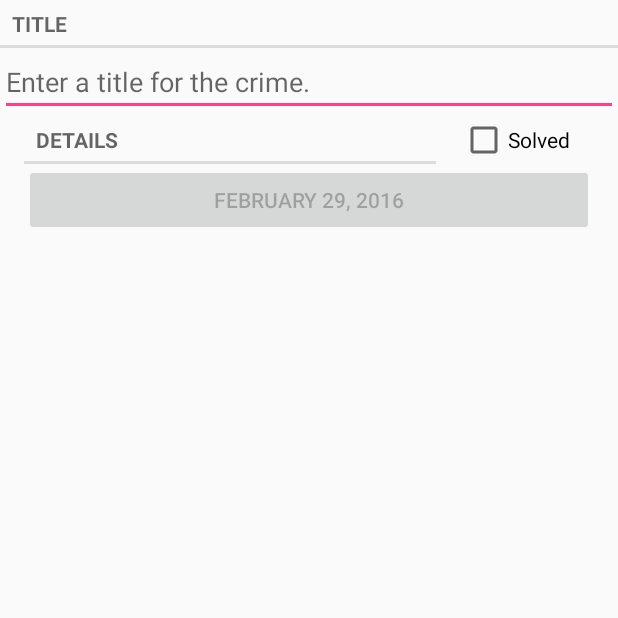
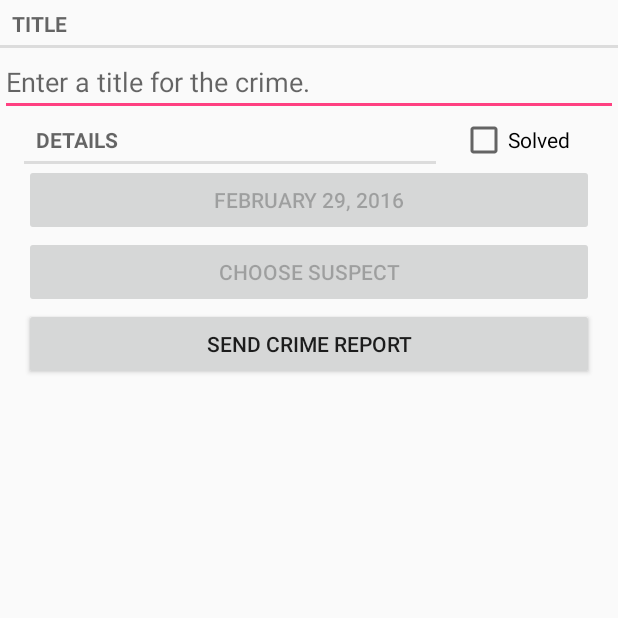
Before and after one commit to rshipp/csci448, an Android app: the CrimeFragment screen opened directly, with no data from a screen before it, on a phone screen of 412 x 824 dp, the top half of it. Run offline under Robolectric (Android 15) with nearby library versions, the phone set to English and light mode, and no system bars.

Commit message:
Add Suspect/Send buttons
Chapter 15

```diff
--- a/app/src/main/AndroidManifest.xml
+++ b/app/src/main/AndroidManifest.xml
@@ -25,4 +25,6 @@
         </activity>
     </application>
 
+    <uses-permission android:name="android.permission.READ_CONTACTS" />
+
 </manifest>
--- a/app/src/main/java/com/rshipp/criminalintent/Crime.java
+++ b/app/src/main/java/com/rshipp/criminalintent/Crime.java
@@ -11,6 +11,7 @@
     private String mTitle;
     private Date mDate;
     private boolean mSolved;
+    private String mSuspect;
 
     public Crime() {
         // Generate unique identifier
@@ -43,4 +44,12 @@
     public void setSolved(boolean solved) {
         mSolved = solved;
     }
+
+    public String getSuspect() {
+        return mSuspect;
+    }
+
+    public void setSuspect(String suspect) {
+        mSuspect = suspect;
+    }
 }
--- a/app/src/main/java/com/rshipp/criminalintent/CrimeFragment.java
+++ b/app/src/main/java/com/rshipp/criminalintent/CrimeFragment.java
@@ -1,8 +1,14 @@
 package com.rshipp.criminalintent;
 
 
+import android.app.Activity;
 import android.content.Context;
+import android.content.Intent;
+import android.content.pm.PackageManager;
+import android.database.Cursor;
+import android.net.Uri;
 import android.os.Bundle;
+import android.provider.ContactsContract;
 import android.support.v4.app.Fragment;
 import android.text.Editable;
 import android.text.TextWatcher;
@@ -16,6 +22,7 @@
 import android.widget.CompoundButton;
 import android.widget.EditText;
 
+import java.util.Date;
 import java.util.UUID;
 
 /**
@@ -23,11 +30,15 @@
  */
 public class CrimeFragment extends Fragment {
     private static final String ARG_CRIME_ID = "crime_id";
+    private static final int REQUEST_DATE = 0;
+    private static final int REQUEST_CONTACT = 1;
 
     private Crime mCrime;
     private EditText mTitleField;
     private Button mDateButton;
     private CheckBox mSolvedCheckBox;
+    private Button mReportButton;
+    private Button mSuspectButton;
 
     private static final String TAG = "CrimeFragment";
 
@@ -91,9 +102,65 @@
             }
         });
 
+        mReportButton = (Button) v.findViewById(R.id.crime_report);
+        mReportButton.setOnClickListener(new View.OnClickListener() {
+            public void onClick(View v) {
+                Intent i = new Intent(Intent.ACTION_SEND);
+                i.setType("text/plain");
+                i.putExtra(Intent.EXTRA_TEXT, getCrimeReport());
+                i.putExtra(Intent.EXTRA_SUBJECT,
+                        getString(R.string.crime_report_subject));
+                i = Intent.createChooser(i, getString(R.string.send_report));
+                startActivity(i);
+            }
+        });
+
+        final Intent pickContact = new Intent(Intent.ACTION_PICK,
+                ContactsContract.Contacts.CONTENT_URI);
+        mSuspectButton = (Button) v.findViewById(R.id.crime_suspect);
+        mSuspectButton.setOnClickListener(new View.OnClickListener() {
+            public void onClick(View v) {
+                startActivityForResult(pickContact, REQUEST_CONTACT);
+            }
+        });
+
+        if (mCrime.getSuspect() != null) {
+            mSuspectButton.setText(mCrime.getSuspect());
+        }
+
+        PackageManager packageManager = getActivity().getPackageManager();
+        if (packageManager.resolveActivity(pickContact,
+                PackageManager.MATCH_DEFAULT_ONLY) == null) {
+            mSuspectButton.setEnabled(false);
+        }
+
         return v;
     }
 
+    private String getCrimeReport() {
+        String solvedString = null;
+        if (mCrime.isSolved()) {
+            solvedString = getString(R.string.crime_report_solved);
+        } else {
+            solvedString = getString(R.string.crime_report_unsolved);
+        }
+
+        String dateFormat = "EEE, MMM dd";
+        String dateString = DateFormat.format(dateFormat, mCrime.getDate()).toString();
+
+        String suspect = mCrime.getSuspect();
+        if (suspect == null) {
+            suspect = getString(R.string.crime_report_no_suspect);
+        } else {
+            suspect = getString(R.string.crime_report_suspect, suspect);
+        }
+
+        String report = getString(R.string.crime_report,
+                mCrime.getTitle(), dateString, solvedString, suspect);
+
+
+        return report;
+    }
 
     @Override
     public void onAttach(Context context) {
@@ -105,6 +172,50 @@
     public void onActivityCreated(Bundle savedInstanceState) {
         super.onActivityCreated(savedInstanceState);
         Log.d(TAG, "onActivityCreated() called");
+    }
+
+    @Override
+    public void onActivityResult(int requestCode, int resultCode, Intent data) {
+        if (resultCode != Activity.RESULT_OK) {
+            return;
+        }
+
+        /* if (requestCode == REQUEST_DATE) {
+            Date date = (Date) data
+                    .getSerializableExtra(DatePickerFragment.EXTRA_DATE);
+            mCrime.setDate(date);
+            mDateButton.setText(mCrime.getDate().toString());
+            updateDate();
+
+        } else */
+        if (requestCode == REQUEST_CONTACT && data != null) {
+            Uri contactUri = data.getData();
+            // Specify which fields you want your query to return
+            // values for.
+            String[] queryFields = new String[]{
+                    ContactsContract.Contacts.DISPLAY_NAME
+            };
+            // Perform your query - the contactUri is like a "where"
+            // clause here
+            Cursor c = getActivity().getContentResolver()
+                    .query(contactUri, queryFields, null, null, null);
+
+            try {
+                // Double-check that you actually got results
+                if (c.getCount() == 0) {
+                    return;
+                }
+
+                // Pull out the first column of the first row of data -
+                // that is your suspect's name.
+                c.moveToFirst();
+                String suspect = c.getString(0);
+                mCrime.setSuspect(suspect);
+                mSuspectButton.setText(suspect);
+            } finally {
+                c.close();
+            }
+        }
     }
 
     @Override
--- a/app/src/main/res/layout-land/fragment_crime.xml
+++ b/app/src/main/res/layout-land/fragment_crime.xml
@@ -37,5 +37,24 @@
             android:layout_weight="1"
             android:text="@string/crime_solved_label" />
     </LinearLayout>
+    <LinearLayout
+        android:layout_width="match_parent"
+        android:layout_height="wrap_content"
+        android:layout_marginLeft="16dp"
+        android:layout_marginRight="16dp"
+        android:orientation="horizontal">
+        <Button android:id="@+id/crime_suspect"
+                android:layout_width="wrap_content"
+                android:layout_height="wrap_content"
+                android:layout_weight="1"
+                android:text="@string/crime_suspect_text"
+            />
+        <Button android:id="@+id/crime_report"
+                android:layout_width="wrap_content"
+                android:layout_height="wrap_content"
+                android:layout_weight="1"
+                android:text="@string/crime_report_text"
+            />
 
+    </LinearLayout>
 </LinearLayout>
--- a/app/src/main/res/layout/fragment_crime.xml
+++ b/app/src/main/res/layout/fragment_crime.xml
@@ -40,4 +40,18 @@
             android:layout_marginLeft="16dp"
             android:layout_marginRight="16dp"
         />
+    <Button android:id="@+id/crime_suspect"
+            android:layout_width="match_parent"
+            android:layout_height="wrap_content"
+            android:layout_marginLeft="16dp"
+            android:layout_marginRight="16dp"
+            android:text="@string/crime_suspect_text"
+        />
+    <Button android:id="@+id/crime_report"
+            android:layout_width="match_parent"
+            android:layout_height="wrap_content"
+            android:layout_marginLeft="16dp"
+            android:layout_marginRight="16dp"
+            android:text="@string/crime_report_text"
+        />
 </LinearLayout>
--- a/app/src/main/res/values/strings.xml
+++ b/app/src/main/res/values/strings.xml
@@ -10,4 +10,15 @@
     <string name="show_subtitle">Show Subtitle</string>
     <string name="hide_subtitle">Hide Subtitle</string>
     <string name="subtitle_format">%1$s crimes</string>
+    <string name="crime_suspect_text">Choose Suspect</string>
+    <string name="crime_report_text">Send Crime Report</string>
+    <string name="crime_report">%1$s!
+    The crime was discovered on %2$s. %3$s, and %4$s
+  </string>
+    <string name="crime_report_solved">The case is solved</string>
+    <string name="crime_report_unsolved">The case is not solved</string>
+    <string name="crime_report_no_suspect">there is no suspect.</string>
+    <string name="crime_report_suspect">the suspect is %s.</string>
+    <string name="crime_report_subject">CriminalIntent Crime Report</string>
+    <string name="send_report">Send crime report via</string>
 </resources>
```
